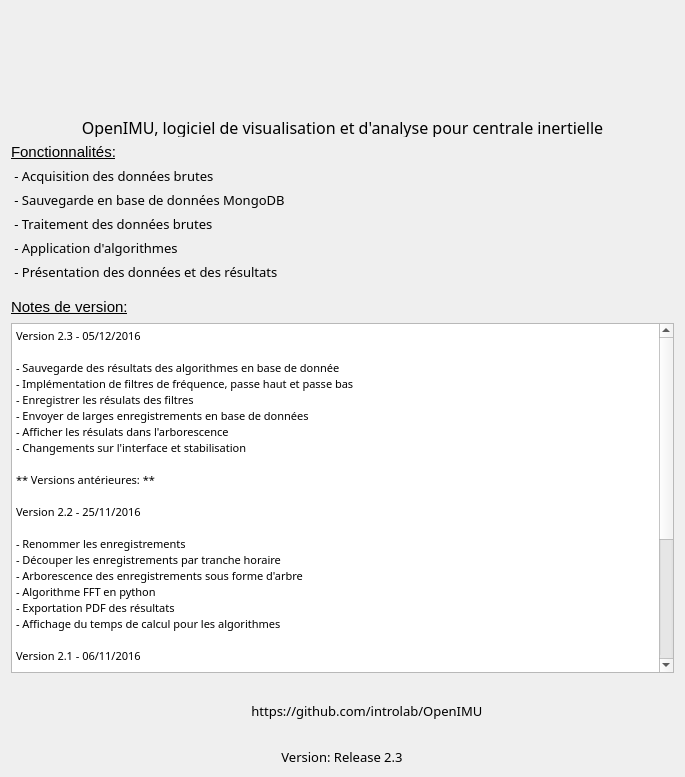
Old version of the form applicationOpenimu/app/widgets/HomeWidget.ui in the repository introlab/OpenIMU.
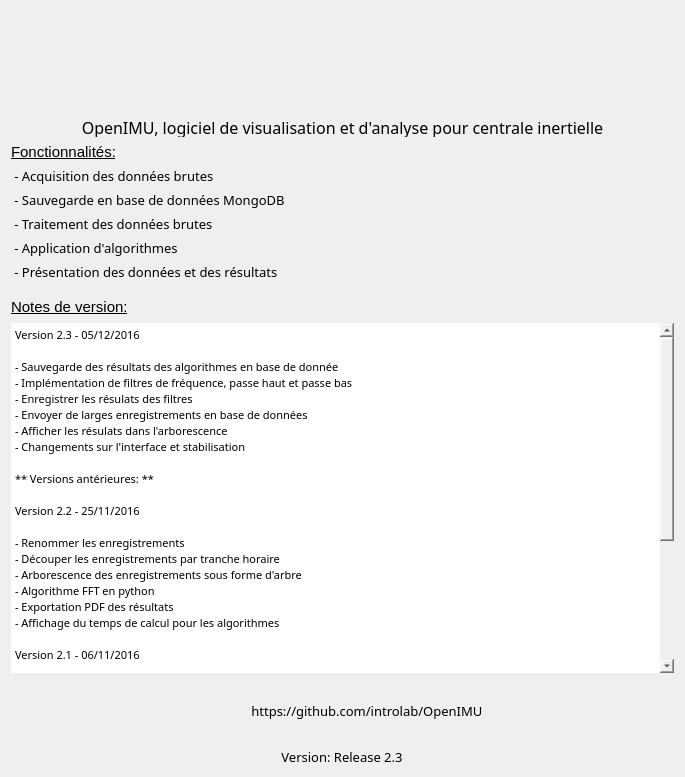
New version of the form. Icons and pictures are not drawn.

Commit message: BUGFIX qtextedit remove borders

The edit to the form file:
```diff
--- a/applicationOpenimu/app/widgets/HomeWidget.ui
+++ b/applicationOpenimu/app/widgets/HomeWidget.ui
@@ -235,6 +235,9 @@
                <height>350</height>
               </size>
              </property>
+             <property name="styleSheet">
+              <string notr="true">border:none;</string>
+             </property>
              <property name="readOnly">
               <bool>true</bool>
              </property>
@@ -242,41 +245,41 @@
               <string>&lt;!DOCTYPE HTML PUBLIC &quot;-//W3C//DTD HTML 4.0//EN&quot; &quot;http://www.w3.org/TR/REC-html40/strict.dtd&quot;&gt;
 &lt;html&gt;&lt;head&gt;&lt;meta name=&quot;qrichtext&quot; content=&quot;1&quot; /&gt;&lt;style type=&quot;text/css&quot;&gt;
 p, li { white-space: pre-wrap; }
-&lt;/style&gt;&lt;/head&gt;&lt;body style=&quot; font-family:'Segoe UI Light'; font-size:10pt; font-weight:400; font-style:normal;&quot;&gt;
-&lt;p style=&quot; margin-top:0px; margin-bottom:0px; margin-left:0px; margin-right:0px; -qt-block-indent:0; text-indent:0px;&quot;&gt;&lt;span style=&quot; font-family:'MS Shell Dlg 2'; font-size:8pt;&quot;&gt;Version 2.3 - 05/12/2016&lt;/span&gt;&lt;/p&gt;
-&lt;p style=&quot;-qt-paragraph-type:empty; margin-top:0px; margin-bottom:0px; margin-left:0px; margin-right:0px; -qt-block-indent:0; text-indent:0px; font-family:'MS Shell Dlg 2'; font-size:8pt;&quot;&gt;&lt;br /&gt;&lt;/p&gt;
-&lt;p style=&quot; margin-top:0px; margin-bottom:0px; margin-left:0px; margin-right:0px; -qt-block-indent:0; text-indent:0px;&quot;&gt;&lt;span style=&quot; font-family:'MS Shell Dlg 2'; font-size:8pt;&quot;&gt;- Sauvegarde des résultats des algorithmes en base de donnée&lt;/span&gt;&lt;/p&gt;
-&lt;p style=&quot; margin-top:0px; margin-bottom:0px; margin-left:0px; margin-right:0px; -qt-block-indent:0; text-indent:0px;&quot;&gt;&lt;span style=&quot; font-family:'MS Shell Dlg 2'; font-size:8pt;&quot;&gt;- Implémentation de filtres de fréquence, passe haut et passe bas&lt;/span&gt;&lt;/p&gt;
-&lt;p style=&quot; margin-top:0px; margin-bottom:0px; margin-left:0px; margin-right:0px; -qt-block-indent:0; text-indent:0px;&quot;&gt;&lt;span style=&quot; font-family:'MS Shell Dlg 2'; font-size:8pt;&quot;&gt;- Enregistrer les résulats des filtres&lt;/span&gt;&lt;/p&gt;
-&lt;p style=&quot; margin-top:0px; margin-bottom:0px; margin-left:0px; margin-right:0px; -qt-block-indent:0; text-indent:0px;&quot;&gt;&lt;span style=&quot; font-family:'MS Shell Dlg 2'; font-size:8pt;&quot;&gt;- Envoyer de larges enregistrements en base de données&lt;/span&gt;&lt;/p&gt;
-&lt;p style=&quot; margin-top:0px; margin-bottom:0px; margin-left:0px; margin-right:0px; -qt-block-indent:0; text-indent:0px;&quot;&gt;&lt;span style=&quot; font-family:'MS Shell Dlg 2'; font-size:8pt;&quot;&gt;- Afficher les résulats dans l'arborescence&lt;/span&gt;&lt;/p&gt;
-&lt;p style=&quot; margin-top:0px; margin-bottom:0px; margin-left:0px; margin-right:0px; -qt-block-indent:0; text-indent:0px;&quot;&gt;&lt;span style=&quot; font-family:'MS Shell Dlg 2'; font-size:8pt;&quot;&gt;- Changements sur l'interface et stabilisation&lt;/span&gt;&lt;/p&gt;
-&lt;p style=&quot;-qt-paragraph-type:empty; margin-top:0px; margin-bottom:0px; margin-left:0px; margin-right:0px; -qt-block-indent:0; text-indent:0px; font-family:'MS Shell Dlg 2'; font-size:8pt;&quot;&gt;&lt;br /&gt;&lt;/p&gt;
-&lt;p style=&quot; margin-top:0px; margin-bottom:0px; margin-left:0px; margin-right:0px; -qt-block-indent:0; text-indent:0px;&quot;&gt;&lt;span style=&quot; font-family:'MS Shell Dlg 2'; font-size:8pt;&quot;&gt;** Versions antérieures: **&lt;/span&gt;&lt;/p&gt;
-&lt;p style=&quot;-qt-paragraph-type:empty; margin-top:0px; margin-bottom:0px; margin-left:0px; margin-right:0px; -qt-block-indent:0; text-indent:0px; font-family:'MS Shell Dlg 2'; font-size:8pt;&quot;&gt;&lt;br /&gt;&lt;/p&gt;
-&lt;p style=&quot; margin-top:0px; margin-bottom:0px; margin-left:0px; margin-right:0px; -qt-block-indent:0; text-indent:0px;&quot;&gt;&lt;span style=&quot; font-family:'MS Shell Dlg 2'; font-size:8pt;&quot;&gt;Version 2.2 - 25/11/2016&lt;/span&gt;&lt;/p&gt;
-&lt;p style=&quot;-qt-paragraph-type:empty; margin-top:0px; margin-bottom:0px; margin-left:0px; margin-right:0px; -qt-block-indent:0; text-indent:0px; font-family:'MS Shell Dlg 2'; font-size:8pt;&quot;&gt;&lt;br /&gt;&lt;/p&gt;
-&lt;p style=&quot; margin-top:0px; margin-bottom:0px; margin-left:0px; margin-right:0px; -qt-block-indent:0; text-indent:0px;&quot;&gt;&lt;span style=&quot; font-family:'MS Shell Dlg 2'; font-size:8pt;&quot;&gt;- Renommer les enregistrements &lt;/span&gt;&lt;/p&gt;
-&lt;p style=&quot; margin-top:0px; margin-bottom:0px; margin-left:0px; margin-right:0px; -qt-block-indent:0; text-indent:0px;&quot;&gt;&lt;span style=&quot; font-family:'MS Shell Dlg 2'; font-size:8pt;&quot;&gt;- Découper les enregistrements par tranche horaire &lt;/span&gt;&lt;/p&gt;
-&lt;p style=&quot; margin-top:0px; margin-bottom:0px; margin-left:0px; margin-right:0px; -qt-block-indent:0; text-indent:0px;&quot;&gt;&lt;span style=&quot; font-family:'MS Shell Dlg 2'; font-size:8pt;&quot;&gt;- Arborescence des enregistrements sous forme d'arbre              &lt;/span&gt;&lt;/p&gt;
-&lt;p style=&quot; margin-top:0px; margin-bottom:0px; margin-left:0px; margin-right:0px; -qt-block-indent:0; text-indent:0px;&quot;&gt;&lt;span style=&quot; font-family:'MS Shell Dlg 2'; font-size:8pt;&quot;&gt;- Algorithme FFT en python &lt;/span&gt;&lt;/p&gt;
-&lt;p style=&quot; margin-top:0px; margin-bottom:0px; margin-left:0px; margin-right:0px; -qt-block-indent:0; text-indent:0px;&quot;&gt;&lt;span style=&quot; font-family:'MS Shell Dlg 2'; font-size:8pt;&quot;&gt;- Exportation PDF des résultats &lt;/span&gt;&lt;/p&gt;
-&lt;p style=&quot; margin-top:0px; margin-bottom:0px; margin-left:0px; margin-right:0px; -qt-block-indent:0; text-indent:0px;&quot;&gt;&lt;span style=&quot; font-family:'MS Shell Dlg 2'; font-size:8pt;&quot;&gt;- Affichage du temps de calcul pour les algorithmes&lt;/span&gt;&lt;/p&gt;
-&lt;p style=&quot;-qt-paragraph-type:empty; margin-top:0px; margin-bottom:0px; margin-left:0px; margin-right:0px; -qt-block-indent:0; text-indent:0px; font-family:'MS Shell Dlg 2'; font-size:8pt;&quot;&gt;&lt;br /&gt;&lt;/p&gt;
-&lt;p style=&quot; margin-top:0px; margin-bottom:0px; margin-left:0px; margin-right:0px; -qt-block-indent:0; text-indent:0px;&quot;&gt;&lt;span style=&quot; font-family:'MS Shell Dlg 2'; font-size:8pt;&quot;&gt;Version 2.1 - 06/11/2016&lt;/span&gt;&lt;/p&gt;
-&lt;p style=&quot;-qt-paragraph-type:empty; margin-top:0px; margin-bottom:0px; margin-left:0px; margin-right:0px; -qt-block-indent:0; text-indent:0px; font-family:'MS Shell Dlg 2'; font-size:8pt;&quot;&gt;&lt;br /&gt;&lt;/p&gt;
-&lt;p style=&quot; margin-top:0px; margin-bottom:0px; margin-left:0px; margin-right:0px; -qt-block-indent:0; text-indent:0px;&quot;&gt;&lt;span style=&quot; font-family:'MS Shell Dlg 2'; font-size:8pt;&quot;&gt;- Suppression des enregistrements &lt;/span&gt;&lt;/p&gt;
-&lt;p style=&quot; margin-top:0px; margin-bottom:0px; margin-left:0px; margin-right:0px; -qt-block-indent:0; text-indent:0px;&quot;&gt;&lt;span style=&quot; font-family:'MS Shell Dlg 2'; font-size:8pt;&quot;&gt;- Tabulation pour chaque résultat &lt;/span&gt;&lt;/p&gt;
-&lt;p style=&quot; margin-top:0px; margin-bottom:0px; margin-left:0px; margin-right:0px; -qt-block-indent:0; text-indent:0px;&quot;&gt;&lt;span style=&quot; font-family:'MS Shell Dlg 2'; font-size:8pt;&quot;&gt;- Crash sur importation résolue&lt;/span&gt;&lt;/p&gt;
-&lt;p style=&quot; margin-top:0px; margin-bottom:0px; margin-left:0px; margin-right:0px; -qt-block-indent:0; text-indent:0px;&quot;&gt;&lt;span style=&quot; font-family:'MS Shell Dlg 2'; font-size:8pt;&quot;&gt;- Diminution du temps de lancement de l'application&lt;/span&gt;&lt;/p&gt;
-&lt;p style=&quot;-qt-paragraph-type:empty; margin-top:0px; margin-bottom:0px; margin-left:0px; margin-right:0px; -qt-block-indent:0; text-indent:0px; font-family:'MS Shell Dlg 2'; font-size:8pt;&quot;&gt;&lt;br /&gt;&lt;/p&gt;
-&lt;p style=&quot; margin-top:0px; margin-bottom:0px; margin-left:0px; margin-right:0px; -qt-block-indent:0; text-indent:0px;&quot;&gt;&lt;span style=&quot; font-family:'MS Shell Dlg 2'; font-size:8pt;&quot;&gt;Version 2.0 - 24/10/2016&lt;/span&gt;&lt;/p&gt;
-&lt;p style=&quot;-qt-paragraph-type:empty; margin-top:0px; margin-bottom:0px; margin-left:0px; margin-right:0px; -qt-block-indent:0; text-indent:0px; font-family:'MS Shell Dlg 2'; font-size:8pt;&quot;&gt;&lt;br /&gt;&lt;/p&gt;
-&lt;p style=&quot; margin-top:0px; margin-bottom:0px; margin-left:0px; margin-right:0px; -qt-block-indent:0; text-indent:0px;&quot;&gt;&lt;span style=&quot; font-family:'MS Shell Dlg 2'; font-size:8pt;&quot;&gt;- Sauvegarde en base de données &lt;/span&gt;&lt;/p&gt;
-&lt;p style=&quot; margin-top:0px; margin-bottom:0px; margin-left:0px; margin-right:0px; -qt-block-indent:0; text-indent:0px;&quot;&gt;&lt;span style=&quot; font-family:'MS Shell Dlg 2'; font-size:8pt;&quot;&gt;- Application d'algorithmes en python sur les données&lt;/span&gt;&lt;/p&gt;
-&lt;p style=&quot; margin-top:0px; margin-bottom:0px; margin-left:0px; margin-right:0px; -qt-block-indent:0; text-indent:0px;&quot;&gt;&lt;span style=&quot; font-family:'MS Shell Dlg 2'; font-size:8pt;&quot;&gt;- Implémentation de l'algorithme: temps d'activité &lt;/span&gt;&lt;/p&gt;
-&lt;p style=&quot; margin-top:0px; margin-bottom:0px; margin-left:0px; margin-right:0px; -qt-block-indent:0; text-indent:0px;&quot;&gt;&lt;span style=&quot; font-family:'MS Shell Dlg 2'; font-size:8pt;&quot;&gt;- Améliorations de l'interface utilisateur &lt;/span&gt;&lt;/p&gt;
-&lt;p style=&quot; margin-top:0px; margin-bottom:0px; margin-left:0px; margin-right:0px; -qt-block-indent:0; text-indent:0px;&quot;&gt;&lt;span style=&quot; font-family:'MS Shell Dlg 2'; font-size:8pt;&quot;&gt;- Centrale inertielle supportée dans cette version: Wimu&lt;/span&gt;&lt;/p&gt;&lt;/body&gt;&lt;/html&gt;</string>
+&lt;/style&gt;&lt;/head&gt;&lt;body style=&quot; font-family:'MS Shell Dlg 2'; font-size:8.25pt; font-weight:400; font-style:normal;&quot;&gt;
+&lt;p style=&quot; margin-top:0px; margin-bottom:0px; margin-left:0px; margin-right:0px; -qt-block-indent:0; text-indent:0px;&quot;&gt;&lt;span style=&quot; font-size:8pt;&quot;&gt;Version 2.3 - 05/12/2016&lt;/span&gt;&lt;/p&gt;
+&lt;p style=&quot;-qt-paragraph-type:empty; margin-top:0px; margin-bottom:0px; margin-left:0px; margin-right:0px; -qt-block-indent:0; text-indent:0px; font-size:8pt;&quot;&gt;&lt;br /&gt;&lt;/p&gt;
+&lt;p style=&quot; margin-top:0px; margin-bottom:0px; margin-left:0px; margin-right:0px; -qt-block-indent:0; text-indent:0px;&quot;&gt;&lt;span style=&quot; font-size:8pt;&quot;&gt;- Sauvegarde des résultats des algorithmes en base de donnée&lt;/span&gt;&lt;/p&gt;
+&lt;p style=&quot; margin-top:0px; margin-bottom:0px; margin-left:0px; margin-right:0px; -qt-block-indent:0; text-indent:0px;&quot;&gt;&lt;span style=&quot; font-size:8pt;&quot;&gt;- Implémentation de filtres de fréquence, passe haut et passe bas&lt;/span&gt;&lt;/p&gt;
+&lt;p style=&quot; margin-top:0px; margin-bottom:0px; margin-left:0px; margin-right:0px; -qt-block-indent:0; text-indent:0px;&quot;&gt;&lt;span style=&quot; font-size:8pt;&quot;&gt;- Enregistrer les résulats des filtres&lt;/span&gt;&lt;/p&gt;
+&lt;p style=&quot; margin-top:0px; margin-bottom:0px; margin-left:0px; margin-right:0px; -qt-block-indent:0; text-indent:0px;&quot;&gt;&lt;span style=&quot; font-size:8pt;&quot;&gt;- Envoyer de larges enregistrements en base de données&lt;/span&gt;&lt;/p&gt;
+&lt;p style=&quot; margin-top:0px; margin-bottom:0px; margin-left:0px; margin-right:0px; -qt-block-indent:0; text-indent:0px;&quot;&gt;&lt;span style=&quot; font-size:8pt;&quot;&gt;- Afficher les résulats dans l'arborescence&lt;/span&gt;&lt;/p&gt;
+&lt;p style=&quot; margin-top:0px; margin-bottom:0px; margin-left:0px; margin-right:0px; -qt-block-indent:0; text-indent:0px;&quot;&gt;&lt;span style=&quot; font-size:8pt;&quot;&gt;- Changements sur l'interface et stabilisation&lt;/span&gt;&lt;/p&gt;
+&lt;p style=&quot;-qt-paragraph-type:empty; margin-top:0px; margin-bottom:0px; margin-left:0px; margin-right:0px; -qt-block-indent:0; text-indent:0px; font-size:8pt;&quot;&gt;&lt;br /&gt;&lt;/p&gt;
+&lt;p style=&quot; margin-top:0px; margin-bottom:0px; margin-left:0px; margin-right:0px; -qt-block-indent:0; text-indent:0px;&quot;&gt;&lt;span style=&quot; font-size:8pt;&quot;&gt;** Versions antérieures: **&lt;/span&gt;&lt;/p&gt;
+&lt;p style=&quot;-qt-paragraph-type:empty; margin-top:0px; margin-bottom:0px; margin-left:0px; margin-right:0px; -qt-block-indent:0; text-indent:0px; font-size:8pt;&quot;&gt;&lt;br /&gt;&lt;/p&gt;
+&lt;p style=&quot; margin-top:0px; margin-bottom:0px; margin-left:0px; margin-right:0px; -qt-block-indent:0; text-indent:0px;&quot;&gt;&lt;span style=&quot; font-size:8pt;&quot;&gt;Version 2.2 - 25/11/2016&lt;/span&gt;&lt;/p&gt;
+&lt;p style=&quot;-qt-paragraph-type:empty; margin-top:0px; margin-bottom:0px; margin-left:0px; margin-right:0px; -qt-block-indent:0; text-indent:0px; font-size:8pt;&quot;&gt;&lt;br /&gt;&lt;/p&gt;
+&lt;p style=&quot; margin-top:0px; margin-bottom:0px; margin-left:0px; margin-right:0px; -qt-block-indent:0; text-indent:0px;&quot;&gt;&lt;span style=&quot; font-size:8pt;&quot;&gt;- Renommer les enregistrements &lt;/span&gt;&lt;/p&gt;
+&lt;p style=&quot; margin-top:0px; margin-bottom:0px; margin-left:0px; margin-right:0px; -qt-block-indent:0; text-indent:0px;&quot;&gt;&lt;span style=&quot; font-size:8pt;&quot;&gt;- Découper les enregistrements par tranche horaire &lt;/span&gt;&lt;/p&gt;
+&lt;p style=&quot; margin-top:0px; margin-bottom:0px; margin-left:0px; margin-right:0px; -qt-block-indent:0; text-indent:0px;&quot;&gt;&lt;span style=&quot; font-size:8pt;&quot;&gt;- Arborescence des enregistrements sous forme d'arbre              &lt;/span&gt;&lt;/p&gt;
+&lt;p style=&quot; margin-top:0px; margin-bottom:0px; margin-left:0px; margin-right:0px; -qt-block-indent:0; text-indent:0px;&quot;&gt;&lt;span style=&quot; font-size:8pt;&quot;&gt;- Algorithme FFT en python &lt;/span&gt;&lt;/p&gt;
+&lt;p style=&quot; margin-top:0px; margin-bottom:0px; margin-left:0px; margin-right:0px; -qt-block-indent:0; text-indent:0px;&quot;&gt;&lt;span style=&quot; font-size:8pt;&quot;&gt;- Exportation PDF des résultats &lt;/span&gt;&lt;/p&gt;
+&lt;p style=&quot; margin-top:0px; margin-bottom:0px; margin-left:0px; margin-right:0px; -qt-block-indent:0; text-indent:0px;&quot;&gt;&lt;span style=&quot; font-size:8pt;&quot;&gt;- Affichage du temps de calcul pour les algorithmes&lt;/span&gt;&lt;/p&gt;
+&lt;p style=&quot;-qt-paragraph-type:empty; margin-top:0px; margin-bottom:0px; margin-left:0px; margin-right:0px; -qt-block-indent:0; text-indent:0px; font-size:8pt;&quot;&gt;&lt;br /&gt;&lt;/p&gt;
+&lt;p style=&quot; margin-top:0px; margin-bottom:0px; margin-left:0px; margin-right:0px; -qt-block-indent:0; text-indent:0px;&quot;&gt;&lt;span style=&quot; font-size:8pt;&quot;&gt;Version 2.1 - 06/11/2016&lt;/span&gt;&lt;/p&gt;
+&lt;p style=&quot;-qt-paragraph-type:empty; margin-top:0px; margin-bottom:0px; margin-left:0px; margin-right:0px; -qt-block-indent:0; text-indent:0px; font-size:8pt;&quot;&gt;&lt;br /&gt;&lt;/p&gt;
+&lt;p style=&quot; margin-top:0px; margin-bottom:0px; margin-left:0px; margin-right:0px; -qt-block-indent:0; text-indent:0px;&quot;&gt;&lt;span style=&quot; font-size:8pt;&quot;&gt;- Suppression des enregistrements &lt;/span&gt;&lt;/p&gt;
+&lt;p style=&quot; margin-top:0px; margin-bottom:0px; margin-left:0px; margin-right:0px; -qt-block-indent:0; text-indent:0px;&quot;&gt;&lt;span style=&quot; font-size:8pt;&quot;&gt;- Tabulation pour chaque résultat &lt;/span&gt;&lt;/p&gt;
+&lt;p style=&quot; margin-top:0px; margin-bottom:0px; margin-left:0px; margin-right:0px; -qt-block-indent:0; text-indent:0px;&quot;&gt;&lt;span style=&quot; font-size:8pt;&quot;&gt;- Crash sur importation résolue&lt;/span&gt;&lt;/p&gt;
+&lt;p style=&quot; margin-top:0px; margin-bottom:0px; margin-left:0px; margin-right:0px; -qt-block-indent:0; text-indent:0px;&quot;&gt;&lt;span style=&quot; font-size:8pt;&quot;&gt;- Diminution du temps de lancement de l'application&lt;/span&gt;&lt;/p&gt;
+&lt;p style=&quot;-qt-paragraph-type:empty; margin-top:0px; margin-bottom:0px; margin-left:0px; margin-right:0px; -qt-block-indent:0; text-indent:0px; font-size:8pt;&quot;&gt;&lt;br /&gt;&lt;/p&gt;
+&lt;p style=&quot; margin-top:0px; margin-bottom:0px; margin-left:0px; margin-right:0px; -qt-block-indent:0; text-indent:0px;&quot;&gt;&lt;span style=&quot; font-size:8pt;&quot;&gt;Version 2.0 - 24/10/2016&lt;/span&gt;&lt;/p&gt;
+&lt;p style=&quot;-qt-paragraph-type:empty; margin-top:0px; margin-bottom:0px; margin-left:0px; margin-right:0px; -qt-block-indent:0; text-indent:0px; font-size:8pt;&quot;&gt;&lt;br /&gt;&lt;/p&gt;
+&lt;p style=&quot; margin-top:0px; margin-bottom:0px; margin-left:0px; margin-right:0px; -qt-block-indent:0; text-indent:0px;&quot;&gt;&lt;span style=&quot; font-size:8pt;&quot;&gt;- Sauvegarde en base de données &lt;/span&gt;&lt;/p&gt;
+&lt;p style=&quot; margin-top:0px; margin-bottom:0px; margin-left:0px; margin-right:0px; -qt-block-indent:0; text-indent:0px;&quot;&gt;&lt;span style=&quot; font-size:8pt;&quot;&gt;- Application d'algorithmes en python sur les données&lt;/span&gt;&lt;/p&gt;
+&lt;p style=&quot; margin-top:0px; margin-bottom:0px; margin-left:0px; margin-right:0px; -qt-block-indent:0; text-indent:0px;&quot;&gt;&lt;span style=&quot; font-size:8pt;&quot;&gt;- Implémentation de l'algorithme: temps d'activité &lt;/span&gt;&lt;/p&gt;
+&lt;p style=&quot; margin-top:0px; margin-bottom:0px; margin-left:0px; margin-right:0px; -qt-block-indent:0; text-indent:0px;&quot;&gt;&lt;span style=&quot; font-size:8pt;&quot;&gt;- Améliorations de l'interface utilisateur &lt;/span&gt;&lt;/p&gt;
+&lt;p style=&quot; margin-top:0px; margin-bottom:0px; margin-left:0px; margin-right:0px; -qt-block-indent:0; text-indent:0px;&quot;&gt;&lt;span style=&quot; font-size:8pt;&quot;&gt;- Centrale inertielle supportée dans cette version: Wimu&lt;/span&gt;&lt;/p&gt;&lt;/body&gt;&lt;/html&gt;</string>
              </property>
             </widget>
            </item>
```
The commit also changes 2 other files.
